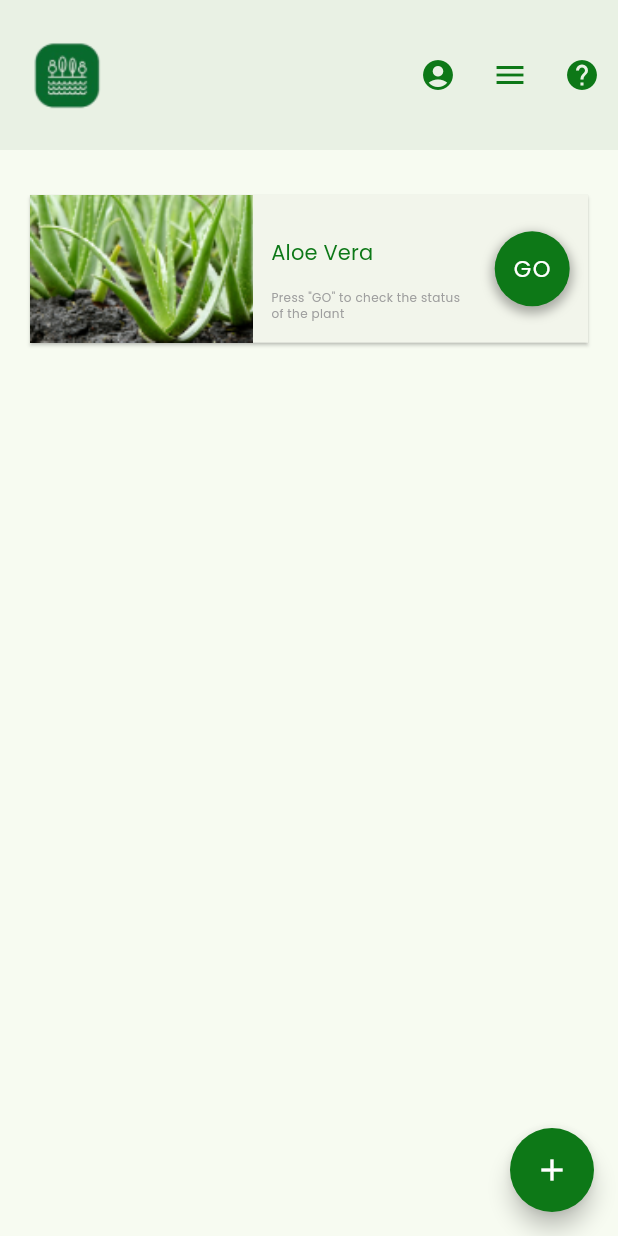
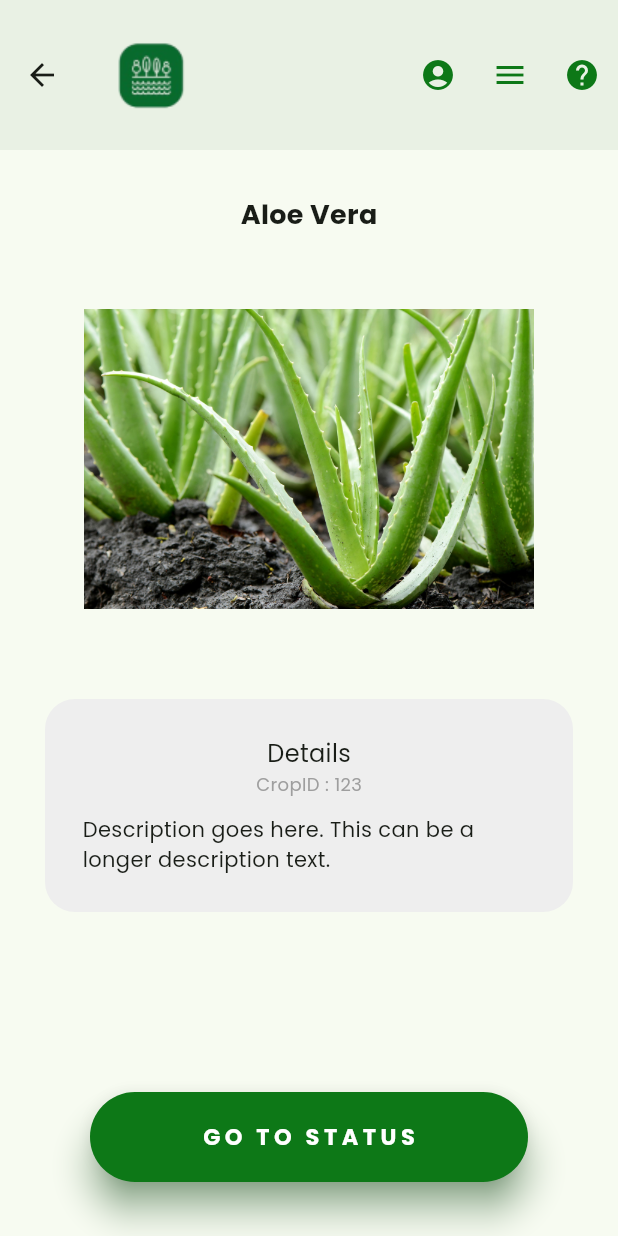
Before and after one commit to cepdnaclk/e19-3yp-Automated-Hydroponic-System, a Flutter app: the screen it shows after launch, after a tap on "Aloe Vera", on a phone screen of 412 x 824 dp. Run offline on Flutter 3.47's test engine with Material 3 defaults, Android fonts, the phone set to English and light mode, and no system bars.

Commit message:
Plant Details Page

```diff
--- /dev/null
+++ b/Mobile Application/flutter_app/lib/new_plant.dart
@@ -0,0 +1,24 @@
+import 'package:flutter/material.dart';
+import 'header.dart';
+
+class NewPlant extends StatefulWidget {
+  const NewPlant({super.key});
+
+  @override
+  State<NewPlant> createState() => _NewPlantState();
+}
+
+class _NewPlantState extends State<NewPlant> {
+
+  @override
+  Widget build(BuildContext context) {
+
+    return Scaffold(
+      appBar: Header(),
+      body: Text(
+        "Enter a New Plant",
+        style: TextStyle(),
+      ),
+    );
+  }
+}
--- /dev/null
+++ b/Mobile Application/flutter_app/lib/plant_details.dart
@@ -0,0 +1,124 @@
+import 'package:flutter/material.dart';
+import 'package:testapp/plant_status.dart';
+import 'header.dart';
+
+class PlantDetails extends StatefulWidget {
+  const PlantDetails({super.key});
+
+  @override
+  State<PlantDetails> createState() => _PlantDetailsState();
+}
+
+class _PlantDetailsState extends State<PlantDetails> {
+
+  @override
+  Widget build(BuildContext context) {
+
+    return Scaffold(
+      appBar: Header(),
+      body: Stack(
+        children: [
+          Column(
+          children: [
+            Center(
+              child: Padding(
+                padding: const EdgeInsets.fromLTRB(20, 30, 20, 0),
+                child: Text(
+                  "Aloe Vera",
+                  style: TextStyle(
+                    fontFamily: 'Poppins',
+                    fontSize: 18,
+                    fontWeight: FontWeight.w600,
+                  ),
+                ),
+              ),
+            ),
+            Center(
+              child: Image.asset(
+                "assets/aloevera.jpg",
+                fit: BoxFit.contain,
+                height: 300,
+                width: 300,
+              ),
+            ),
+            Container(
+              padding: EdgeInsets.all(25.0),
+              margin: EdgeInsets.symmetric(vertical: 10.0, horizontal: 30.0),
+              decoration: BoxDecoration(
+                color: Colors.grey[200],
+                borderRadius: BorderRadius.circular(20.0),
+              ),
+              child: Column(
+                crossAxisAlignment: CrossAxisAlignment.center,
+                children: [
+                  Text(
+                    "Details",
+                    style: TextStyle(
+                      fontSize: 16,
+                      fontFamily: 'Poppins',
+                      fontWeight: FontWeight.w500,
+                    ),
+                  ),
+                  Text(
+                    "CropID : 123",
+                    style: TextStyle(
+                      color: Colors.grey,
+                      fontFamily: 'Poppins',
+                      fontSize: 12,
+                    ),
+                  ),
+                  SizedBox(height: 12.0),
+                  Text(
+                    "Description goes here. This can be a longer description text.",
+                    style: TextStyle(
+                      fontFamily: 'Poppins',
+                      fontSize: 14,
+                    ),
+                  ),
+                ],
+              ),
+            )
+          ],
+        ),
+          Positioned(
+            bottom: 20,
+            left: 60,
+            right: 60,
+            child: Container(
+              padding: EdgeInsets.symmetric(vertical: 16.0), // Adjust padding as needed
+              child: Center(
+                child: ElevatedButton(
+                  onPressed: () {
+                    Navigator.push(
+                      context,
+                      MaterialPageRoute(
+                        builder: (context) => PlantStatus(), // Replace YourAddPage with the add page widget
+                      ),
+                    );
+                  },
+                  style: ElevatedButton.styleFrom(
+                    shape: const StadiumBorder(),
+                    elevation:10,
+                    shadowColor: Color(0xFF0D7817),
+                    backgroundColor: Color(0xFF0D7817),
+                    minimumSize: const Size.fromHeight(60),
+                  ),
+                  child: const Text(
+                    "GO TO STATUS",
+                    style: TextStyle(
+                      color: Colors.white,
+                      fontFamily: 'Poppins',
+                      fontSize: 15,
+                      fontWeight: FontWeight.w600,
+                      letterSpacing: 3.0,
+                    ),
+                  ),
+                ),
+              ),
+            ),
+          ),
+        ],
+      ),
+    );
+  }
+}
--- a/Mobile Application/flutter_app/lib/plant_log.dart
+++ b/Mobile Application/flutter_app/lib/plant_log.dart
@@ -1,4 +1,6 @@
 import 'package:flutter/material.dart';
+import 'package:testapp/plant_details.dart';
+import 'package:testapp/plant_status.dart';
 import 'header.dart';
 
 class PlantLog extends StatefulWidget {
@@ -18,12 +20,22 @@ class _PlantLogState extends State<PlantLog> {
       body: Column(
         crossAxisAlignment: CrossAxisAlignment.stretch,
         children: [
+          Padding(
+            padding: const EdgeInsets.fromLTRB(20, 30, 20, 0),
+            child: Text(
+              "Plant Log",
+              style: TextStyle(
+                fontWeight: FontWeight.w600,
+                fontSize: 18,
+                fontFamily: 'Poppins',
+              ),
+            ),
+          ),
           Card(
-
             shape: RoundedRectangleBorder(
               borderRadius: BorderRadius.zero,
             ),
-            margin: EdgeInsets.fromLTRB(20, 30, 20, 25),
+            margin: EdgeInsets.fromLTRB(20, 20, 20, 25),
             child: Padding(
               padding: const EdgeInsets.all(0.0),
               child: Row(
@@ -43,7 +55,12 @@ class _PlantLogState extends State<PlantLog> {
                       children: [
                         TextButton(
                           onPressed: () {
-
+                            Navigator.push(
+                              context,
+                              MaterialPageRoute(
+                                builder: (context) => PlantDetails(), // Replace YourAddPage with the add page widget
+                              ),
+                            );
                           },
                           child: Text(
                             'Aloe Vera',
@@ -72,7 +89,12 @@ class _PlantLogState extends State<PlantLog> {
                     flex: 1,
                     child: GestureDetector(
                       onTap: () {
-
+                        Navigator.push(
+                          context,
+                          MaterialPageRoute(
+                            builder: (context) => PlantStatus(), // Replace YourAddPage with the add page widget
+                          ),
+                        );
                       },
                       child: Container(
                         width: 50,
--- /dev/null
+++ b/Mobile Application/flutter_app/lib/plant_status.dart
@@ -0,0 +1,20 @@
+import 'package:flutter/material.dart';
+import 'header.dart';
+
+class PlantStatus extends StatefulWidget {
+  const PlantStatus({super.key});
+
+  @override
+  State<PlantStatus> createState() => _PlantStatusState();
+}
+
+class _PlantStatusState extends State<PlantStatus> {
+
+  @override
+  Widget build(BuildContext context) {
+
+    return Scaffold(
+      appBar: Header(),
+    );
+  }
+}
```
Also changed, not shown: Mobile Application/flutter_app/assets/aloevera.jpg (added).
